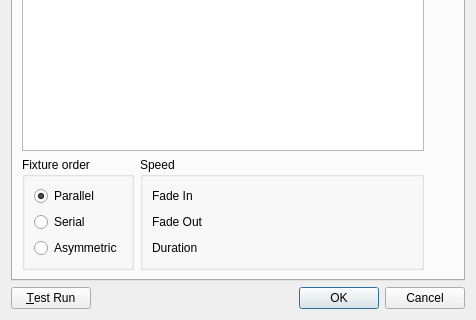
First picture: the form in trunk/ui/src/efxeditor.ui, repository Bondzio/qlc, before the edit; both pictures show x 0 to 476 and y 194 to 514 of the 476 by 514 pixel window.
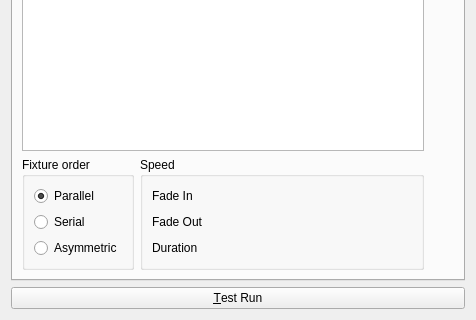
Second picture: the form after the edit. Icons and pictures are not drawn.

Commit message: Un-dialogified function editors and made them live on the right side of the FunctionManager splitter.

Patch:
```diff
--- a/trunk/ui/src/efxeditor.ui
+++ b/trunk/ui/src/efxeditor.ui
@@ -1,7 +1,7 @@
 <?xml version="1.0" encoding="UTF-8"?>
 <ui version="4.0">
  <class>EFXEditor</class>
- <widget class="QDialog" name="EFXEditor">
+ <widget class="QWidget" name="EFXEditor">
   <property name="geometry">
    <rect>
     <x>0</x>
@@ -649,7 +649,7 @@
      </widget>
     </widget>
    </item>
-   <item row="1" column="0">
+   <item row="1" column="0" colspan="2">
     <widget class="QPushButton" name="m_testButton">
      <property name="text">
       <string>&amp;Test Run</string>
@@ -659,16 +659,6 @@
      </property>
     </widget>
    </item>
-   <item row="1" column="1">
-    <widget class="QDialogButtonBox" name="buttonBox">
-     <property name="orientation">
-      <enum>Qt::Horizontal</enum>
-     </property>
-     <property name="standardButtons">
-      <set>QDialogButtonBox::Cancel|QDialogButtonBox::Ok</set>
-     </property>
-    </widget>
-   </item>
   </layout>
  </widget>
  <resources>
```
Left out of the diff: 35 changed lines with no effect on the pictures. The commit also changes 25 other files.
